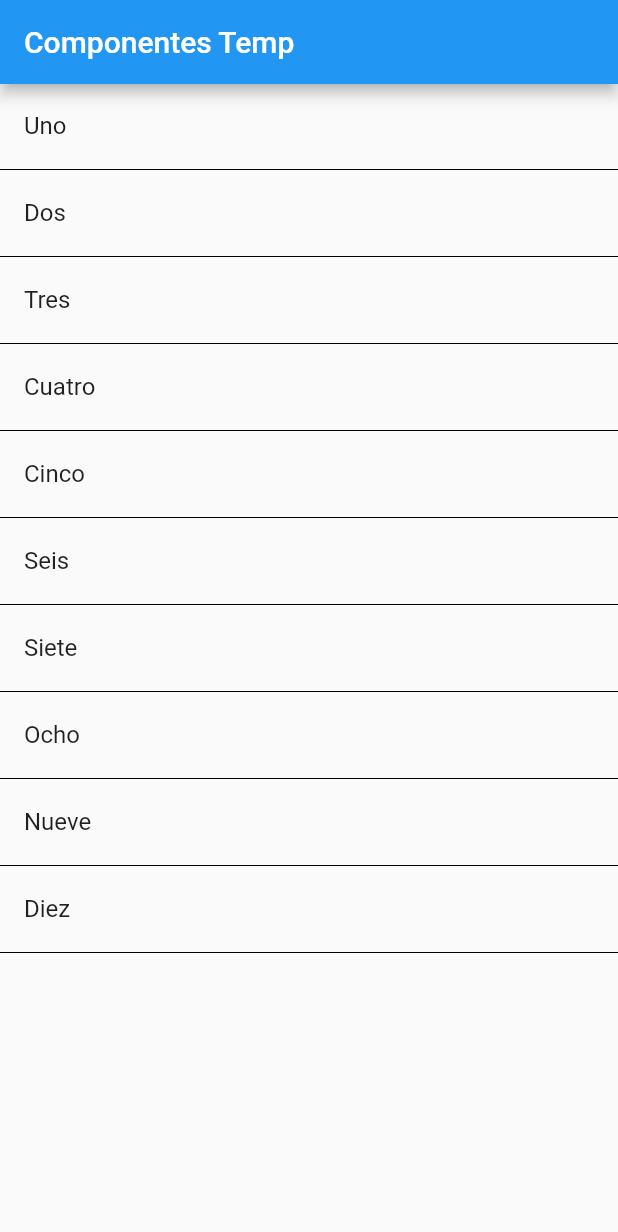
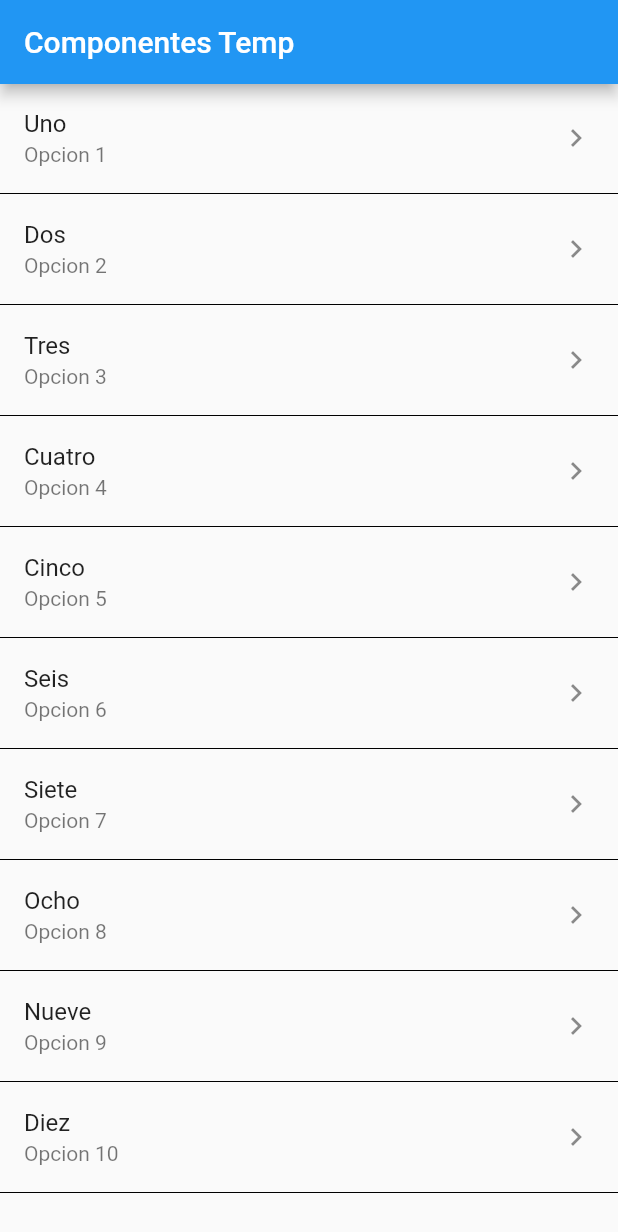
Before and after one commit to ed04rdo/Flutter, a Flutter app: the screen it shows after launch, on a phone screen of 412 x 824 dp. Shown: the top 1232 px of the screen. Run offline on Flutter 3.47's test engine with Material 2 defaults, Android fonts, the phone set to English and light mode, and no system bars.

Commit message:
missing changes in learning_widgets

```diff
--- /dev/null
+++ b/learning_widgets/lib/src/pages/HomePage.dart
@@ -0,0 +1,17 @@
+// ignore_for_file: file_names, use_key_in_widget_constructors, prefer_const_constructors
+
+import 'package:flutter/material.dart';
+
+class HomePage extends StatelessWidget {
+  @override
+  Widget build(BuildContext context) {
+    return Scaffold(
+      appBar: AppBar(title: Text('Componentes')),
+      body: _lista(),
+    );
+  }
+
+  Widget _lista() {
+    return ListView();
+  }
+}
--- a/learning_widgets/lib/src/pages/HomeTemp.dart
+++ b/learning_widgets/lib/src/pages/HomeTemp.dart
@@ -2,18 +2,18 @@
 import 'package:flutter/material.dart';
 
 class HomePageTemp extends StatelessWidget {
-  final options = [
-    'Uno',
-    'Dos',
-    'Tres',
-    'Cuatro',
-    'Cinco',
-    'Seis',
-    'Siete',
-    'Ocho',
-    'Nueve',
-    'Diez'
-  ];
+  final options = {
+    'Uno': "Opcion 1",
+    'Dos': "Opcion 2",
+    'Tres': "Opcion 3",
+    'Cuatro': "Opcion 4",
+    'Cinco': "Opcion 5",
+    'Seis': "Opcion 6",
+    'Siete': "Opcion 7",
+    'Ocho': "Opcion 8",
+    'Nueve': "Opcion 9",
+    'Diez': "Opcion 10"
+  };
 
   @override
   Widget build(BuildContext context) {
@@ -30,8 +30,14 @@ class HomePageTemp extends StatelessWidget {
   List<Widget> _createItems() {
     List<Widget> myList = <Widget>[];
 
-    for (String opt in options) {
-      final tempWidget = ListTile(title: Text('$opt'));
+    for (final opt in options.entries) {
+      final key = opt.key;
+      final value = opt.value;
+      final tempWidget = ListTile(
+        title: Text(key),
+        subtitle: Text(value),
+        trailing: Icon(Icons.keyboard_arrow_right),
+      );
       myList
         ..add(tempWidget)
         ..add(Divider(
```
